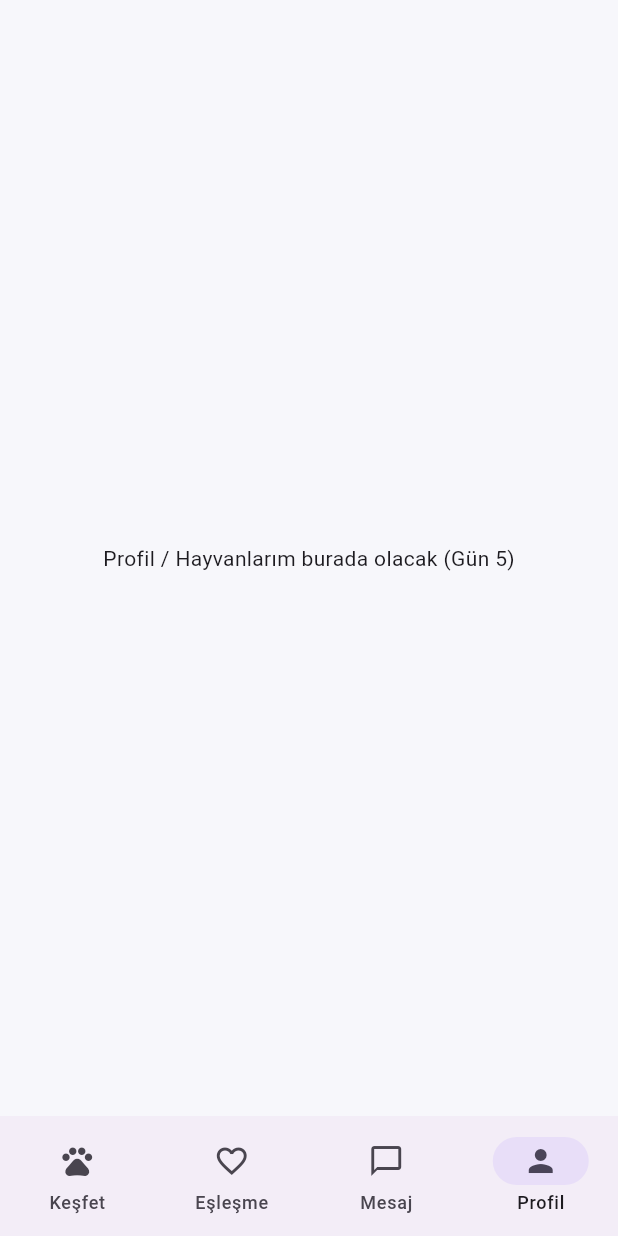
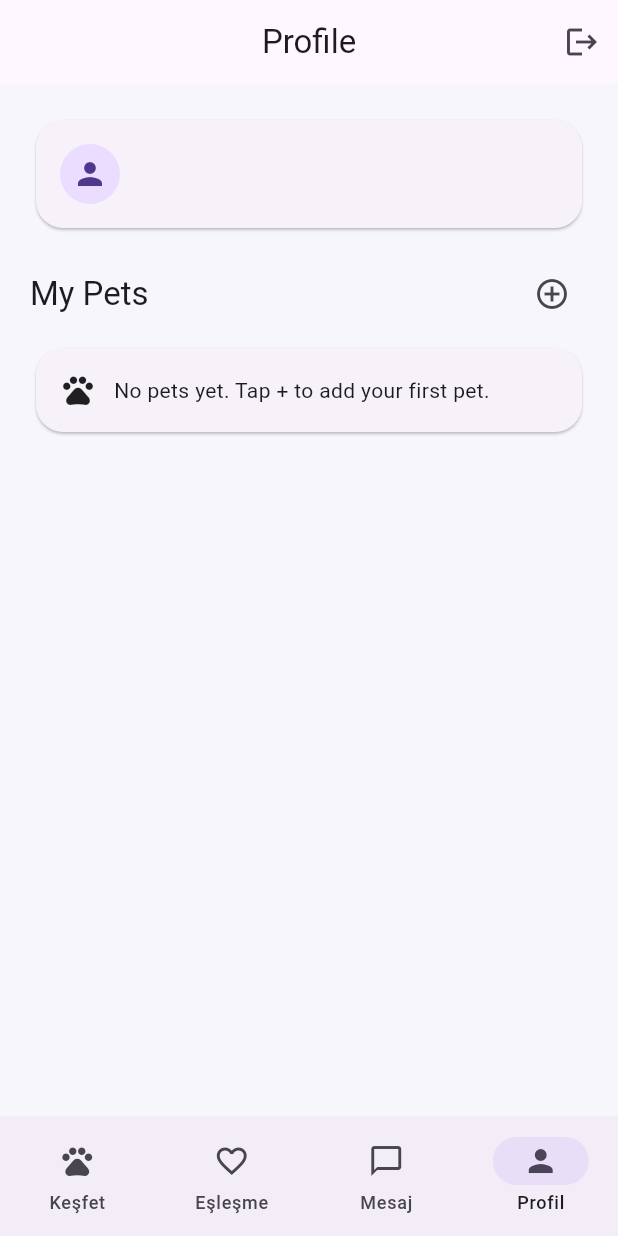
Before and after one commit to ukunic/patedate-mobile-app, a Flutter app: the screen it shows once a user with an empty profile is signed in, item 4 of the bottom bar chosen, on a phone screen of 412 x 824 dp. Run offline on Flutter 3.47's test engine with Material 3 defaults, Android fonts, the phone set to English and light mode, and no system bars; our stand-ins replace cloud_firestore, firebase_auth, firebase_core, firebase_storage, image_picker; accounts and stored records are empty.

Commit message:
feat: add pet profiles with photo upload and my pets listing

```diff
--- /dev/null
+++ b/lib/core/utils/app_exceptions.dart
@@ -0,0 +1,7 @@
+class AppException implements Exception {
+  final String message;
+  AppException(this.message);
+
+  @override
+  String toString() => message;
+}
--- /dev/null
+++ b/lib/features/pets/data/pet.dart
@@ -0,0 +1,51 @@
+class Pet {
+  final String id;
+  final String ownerId;
+  final String name;
+  final String type; // Cat, Dog, etc.
+  final String? photoUrl;
+  final int? ageMonths;
+  final String? gender; // Male/Female
+  final String? city;
+  final String? about;
+
+  Pet({
+    required this.id,
+    required this.ownerId,
+    required this.name,
+    required this.type,
+    this.photoUrl,
+    this.ageMonths,
+    this.gender,
+    this.city,
+    this.about,
+  });
+
+  Map<String, dynamic> toMap() {
+    return {
+      'ownerId': ownerId,
+      'name': name,
+      'type': type,
+      'photoUrl': photoUrl,
+      'ageMonths': ageMonths,
+      'gender': gender,
+      'city': city,
+      'about': about,
+      'createdAt': DateTime.now().toIso8601String(),
+    };
+  }
+
+  static Pet fromMap(String id, Map<String, dynamic> map) {
+    return Pet(
+      id: id,
+      ownerId: (map['ownerId'] ?? '') as String,
+      name: (map['name'] ?? '') as String,
+      type: (map['type'] ?? '') as String,
+      photoUrl: map['photoUrl'] as String?,
+      ageMonths: map['ageMonths'] as int?,
+      gender: map['gender'] as String?,
+      city: map['city'] as String?,
+      about: map['about'] as String?,
+    );
+  }
+}
--- /dev/null
+++ b/lib/features/pets/data/pets_repository.dart
@@ -0,0 +1,79 @@
+import 'dart:io';
+
+import 'package:cloud_firestore/cloud_firestore.dart';
+import 'package:firebase_auth/firebase_auth.dart';
+import 'package:firebase_storage/firebase_storage.dart';
+import 'package:uuid/uuid.dart';
+
+import '../../../core/utils/app_exceptions.dart';
+import 'pet.dart';
+
+class PetsRepository {
+  final _firestore = FirebaseFirestore.instance;
+  final _auth = FirebaseAuth.instance;
+  final _storage = FirebaseStorage.instance;
+  final _uuid = const Uuid();
+
+  String get _uid {
+    final uid = _auth.currentUser?.uid;
+    if (uid == null) throw AppException('Not logged in');
+    return uid;
+  }
+
+  Stream<List<Pet>> watchMyPets() {
+    return _firestore
+        .collection('pets')
+        .where('ownerId', isEqualTo: _uid)
+        .snapshots()
+        .map((snapshot) {
+      return snapshot.docs
+          .map((d) => Pet.fromMap(d.id, d.data()))
+          .toList()
+        ..sort((a, b) => a.name.compareTo(b.name));
+    });
+  }
+
+  Future<String?> uploadPetPhoto({
+    required File file,
+    required String petId,
+  }) async {
+    try {
+      final ref = _storage.ref().child('pets/$_uid/$petId.jpg');
+      final task = await ref.putFile(file);
+      return await task.ref.getDownloadURL();
+    } catch (e) {
+      throw AppException('Photo upload failed: $e');
+    }
+  }
+
+  Future<void> addPet({
+    required String name,
+    required String type,
+    File? photoFile,
+    int? ageMonths,
+    String? gender,
+    String? city,
+    String? about,
+  }) async {
+    final petId = _uuid.v4();
+    String? photoUrl;
+
+    if (photoFile != null) {
+      photoUrl = await uploadPetPhoto(file: photoFile, petId: petId);
+    }
+
+    final pet = Pet(
+      id: petId,
+      ownerId: _uid,
+      name: name,
+      type: type,
+      photoUrl: photoUrl,
+      ageMonths: ageMonths,
+      gender: gender,
+      city: city,
+      about: about,
+    );
+
+    await _firestore.collection('pets').doc(petId).set(pet.toMap());
+  }
+}
--- /dev/null
+++ b/lib/features/pets/presentation/my_pets_section.dart
@@ -0,0 +1,112 @@
+import 'package:flutter/material.dart';
+import '../data/pet.dart';
+import '../data/pets_repository.dart';
+import 'add_pet_page.dart';
+
+class MyPetsSection extends StatelessWidget {
+  MyPetsSection({super.key});
+
+  final _repo = PetsRepository();
+
+  @override
+  Widget build(BuildContext context) {
+    return Column(
+      children: [
+        Row(
+          children: [
+            Text(
+              'My Pets',
+              style: Theme.of(context).textTheme.titleLarge,
+            ),
+            const Spacer(),
+            IconButton(
+              onPressed: () {
+                Navigator.push(
+                  context,
+                  MaterialPageRoute(builder: (_) => const AddPetPage()),
+                );
+              },
+              icon: const Icon(Icons.add_circle_outline),
+              tooltip: 'Add pet',
+            ),
+          ],
+        ),
+        const SizedBox(height: 8),
+        StreamBuilder<List<Pet>>(
+          stream: _repo.watchMyPets(),
+          builder: (context, snapshot) {
+            if (snapshot.connectionState == ConnectionState.waiting) {
+              return const Padding(
+                padding: EdgeInsets.all(16),
+                child: Center(child: CircularProgressIndicator()),
+              );
+            }
+
+            final pets = snapshot.data ?? [];
+            if (pets.isEmpty) {
+              return Card(
+                child: Padding(
+                  padding: const EdgeInsets.all(16),
+                  child: Row(
+                    children: const [
+                      Icon(Icons.pets_outlined),
+                      SizedBox(width: 12),
+                      Expanded(
+                        child: Text(
+                          'No pets yet. Tap + to add your first pet.',
+                        ),
+                      ),
+                    ],
+                  ),
+                ),
+              );
+            }
+
+            return Column(
+              children: pets.map((p) => _PetTile(pet: p)).toList(),
+            );
+          },
+        ),
+      ],
+    );
+  }
+}
+
+class _PetTile extends StatelessWidget {
+  final Pet pet;
+  const _PetTile({required this.pet});
+
+  @override
+  Widget build(BuildContext context) {
+    return Card(
+      child: ListTile(
+        leading: _PetAvatar(photoUrl: pet.photoUrl, name: pet.name),
+        title: Text(pet.name),
+        subtitle: Text([
+          pet.type,
+          if (pet.gender != null) pet.gender!,
+          if (pet.city != null) pet.city!,
+          if (pet.ageMonths != null) '${pet.ageMonths} mo',
+        ].join(' • ')),
+      ),
+    );
+  }
+}
+
+class _PetAvatar extends StatelessWidget {
+  final String? photoUrl;
+  final String name;
+  const _PetAvatar({required this.photoUrl, required this.name});
+
+  @override
+  Widget build(BuildContext context) {
+    if (photoUrl == null || photoUrl!.isEmpty) {
+      return CircleAvatar(
+        child: Text(name.isEmpty ? '?' : name[0].toUpperCase()),
+      );
+    }
+    return CircleAvatar(
+      backgroundImage: NetworkImage(photoUrl!),
+    );
+  }
+}
--- a/lib/features/profile/presentation/profile_page.dart
+++ b/lib/features/profile/presentation/profile_page.dart
@@ -1,12 +1,54 @@
 import 'package:flutter/material.dart';
+import 'package:firebase_auth/firebase_auth.dart';
+
+import '../../pets/presentation/my_pets_section.dart';
 
 class ProfilePage extends StatelessWidget {
   const ProfilePage({super.key});
 
+  Future<void> _logout() async {
+    await FirebaseAuth.instance.signOut();
+  }
+
   @override
   Widget build(BuildContext context) {
-    return const Center(
-      child: Text('Profil / Hayvanlarım burada olacak (Gün 5)'),
+    final email = FirebaseAuth.instance.currentUser?.email ?? '-';
+
+    return Scaffold(
+      appBar: AppBar(
+        title: const Text('Profile'),
+        actions: [
+          IconButton(
+            onPressed: _logout,
+            icon: const Icon(Icons.logout),
+            tooltip: 'Logout',
+          ),
+        ],
+      ),
+      body: ListView(
+        padding: const EdgeInsets.all(20),
+        children: [
+          Card(
+            child: Padding(
+              padding: const EdgeInsets.all(16),
+              child: Row(
+                children: [
+                  const CircleAvatar(child: Icon(Icons.person)),
+                  const SizedBox(width: 12),
+                  Expanded(
+                    child: Text(
+                      email,
+                      style: Theme.of(context).textTheme.titleMedium,
+                    ),
+                  ),
+                ],
+              ),
+            ),
+          ),
+          const SizedBox(height: 16),
+          MyPetsSection(),
+        ],
+      ),
     );
   }
 }
--- a/pubspec.yaml
+++ b/pubspec.yaml
@@ -37,6 +37,9 @@ dependencies:
   firebase_core: ^4.4.0
   firebase_auth: ^6.1.4
   cloud_firestore: ^6.1.2
+  firebase_storage: ^13.0.6
+  image_picker: ^1.2.1
+  uuid: ^4.5.2
 
 dev_dependencies:
   flutter_test:
```
Also changed, not shown: lib/features/pets/presentation/add_pet_page.dart (added, +185 -0 lines), pubspec.lock, 6 other files.
